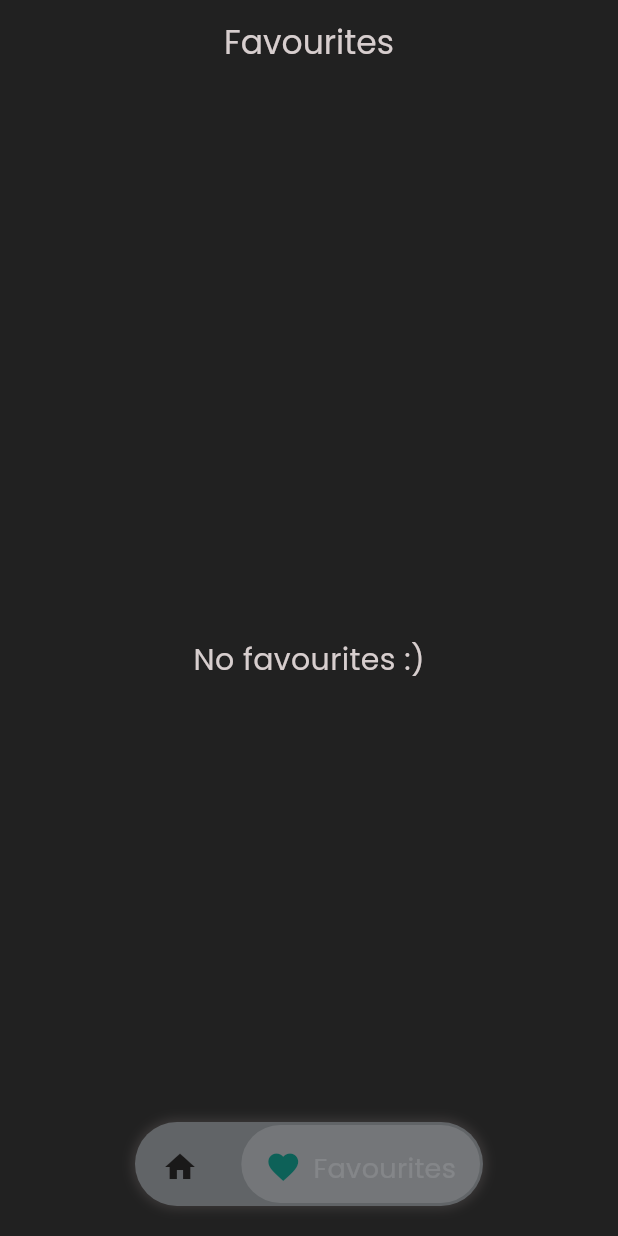
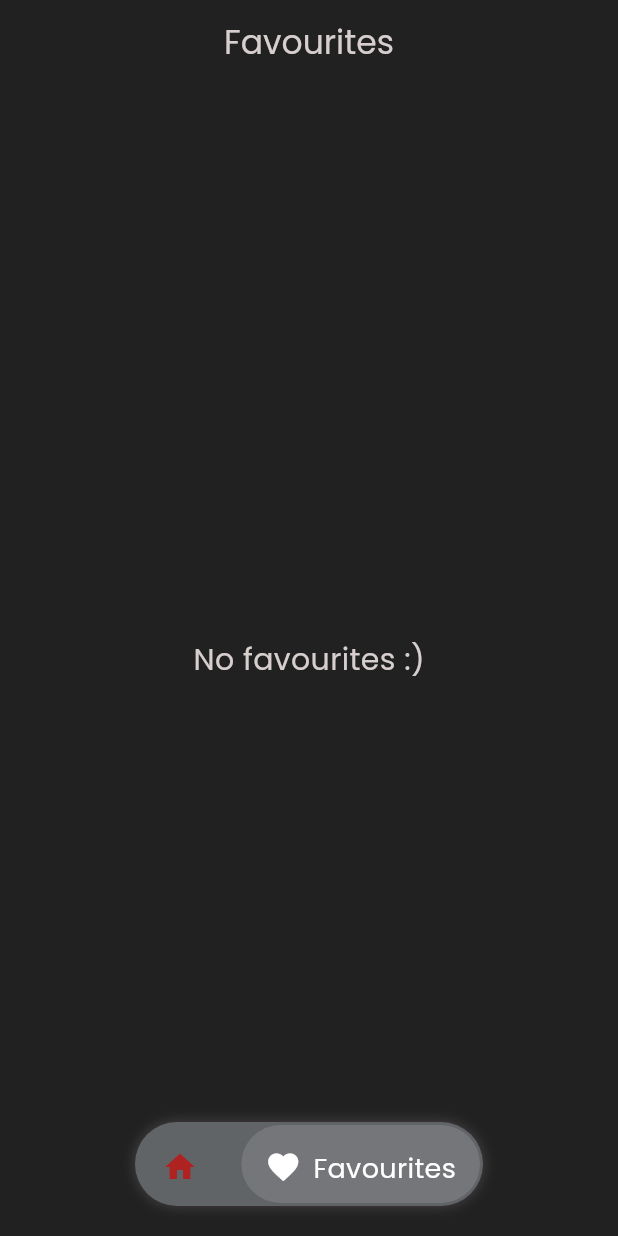
Before and after one commit to nandakrishnn/TechDomeMachine, a Flutter app: the screen it shows after launch, item 2 of the bottom bar chosen, on a phone screen of 412 x 824 dp. Run offline on Flutter 3.47's test engine with Material 3 defaults, Android fonts, the phone set to English and light mode, and no system bars; drawn by our look-alikes of google_nav_bar; our stand-ins replace bloc, equatable, flutter_bloc, google_fonts, hive_flutter, like_button and 2 more; accounts and stored records are empty; network calls fail.

Commit message:
almost compleate

```diff
--- a/lib/bottom_nav.dart
+++ b/lib/bottom_nav.dart
@@ -79,12 +79,12 @@ class _BottomNavigationState extends State<BottomNavigation> {
               padding: const EdgeInsets.all(2.0),
               child: GNav(
                 haptic: true,
-                color: AppColors.bottomNavColor,
-                activeColor: AppColors.darkGreen,
+                color: AppColors.orangeColor,
+                activeColor: AppColors.pureWhite,
                 gap: 8,
                 onTabChange: setPage,
                 padding: const EdgeInsets.all(16),
-                textStyle:  const TextStyle(color: AppColors.lightGreyColor,fontSize: 18),
+                textStyle:  const TextStyle(color: AppColors.pureWhite,fontSize: 18),
                 tabBackgroundColor: AppColors.lightGreyColor,
                 selectedIndex: currentIndex, // Ensure correct tab is highlighted
                 tabs:  const [
--- a/lib/constants/colors.dart
+++ b/lib/constants/colors.dart
@@ -1,14 +1,11 @@
 import 'package:flutter/material.dart';
 
 class AppColors{
-  static const Color mainBlueColor= Color.fromRGBO(62, 89, 232, 1.0);
-  static const Color mainColor=Colors.black;
+
   static const Color lightGreyColor=Color.fromARGB(30, 255, 255, 255);
   static const Color lighestGreyColor= Color.fromRGBO(222, 237, 255, 0.1);
-  static const Color whiteColor=Color.fromARGB(255, 215, 206, 206);
-    static const Color bottomNavColor=Color.fromARGB(255, 26, 25, 25);
-    static const Color pureWhite=Colors.white;
-    static const Color darkGreen=Color.fromARGB(237, 5, 95, 86);
-      static const Color orangeColor=Color.fromARGB(255, 197, 143, 81);
+  static const Color whiteColor=Color.fromARGB(255, 215, 206, 206);    static const Color pureWhite=Colors.white;
+
+      static const Color orangeColor=Color.fromARGB(255, 175, 34, 34);
       static  Color bgColor=Colors.grey.shade900;
 }
--- a/lib/main.dart
+++ b/lib/main.dart
@@ -2,12 +2,12 @@ import 'package:flutter/material.dart';
 import 'package:flutter_bloc/flutter_bloc.dart';
 import 'package:google_fonts/google_fonts.dart';
 import 'package:hive_flutter/adapters.dart';
-import 'package:techdome/bottom_nav.dart';
 import 'package:techdome/models/hive_model.dart';
 import 'package:techdome/services/api_helper.dart';
 import 'package:techdome/viewmodels/add_fav_bloc/add_movie_fav_bloc.dart';
 import 'package:techdome/viewmodels/search_bloc/search_results_bloc.dart';
 import 'package:techdome/viewmodels/fetch_movie_bloc/fetch_movie_data_bloc.dart';
+import 'package:techdome/widgets/splash_screen.dart';
 
 void main() async {
   await Hive.initFlutter();
@@ -37,7 +37,7 @@ class MyApp extends StatelessWidget {
       child: MaterialApp(
         theme: ThemeData(fontFamily: GoogleFonts.poppins().fontFamily),
         debugShowCheckedModeBanner: false,
-        home: const BottomNavigation(),
+        home: const SplashScreen(),
       ),
     );
   }
--- a/lib/view/favourites_view.dart
+++ b/lib/view/favourites_view.dart
@@ -69,6 +69,7 @@ class FavouritesViewPage extends StatelessWidget {
                             ),
                           ),
                           title: Text(
+                            overflow: TextOverflow.ellipsis,
                             data[index].movieTitle!,
                             style: const TextStyle(
                                 color: AppColors.whiteColor,
@@ -81,7 +82,7 @@ class FavouritesViewPage extends StatelessWidget {
                                     .add(DeleteData(data[index].id!));
 
                             },
-                          icon:  Icon(Icons.favorite),
+                          icon:  const Icon(Icons.favorite),
                             color: Colors.redAccent,
                           ),
                         ),
--- a/lib/view/home_view.dart
+++ b/lib/view/home_view.dart
@@ -9,6 +9,7 @@ import 'package:techdome/viewmodels/fetch_movie_bloc/fetch_movie_data_bloc.dart'
 import 'package:techdome/widgets/custom_appbar.dart';
 import 'package:techdome/widgets/grid_view_container.dart';
 import 'package:techdome/widgets/random_images.dart';
+import 'package:techdome/widgets/shimmer_home.dart';
 
 class HomeViewPage extends StatelessWidget {
   const HomeViewPage({super.key});
@@ -24,7 +25,7 @@ class HomeViewPage extends StatelessWidget {
           listener: (context, state) {},
           builder: (context, state) {
             if (state is FetchMovieDataLoading) {
-              return const Center(child: CircularProgressIndicator());
+              return const Center(child: ShimmerHomeView());
             }
             if (state is FetchMovieDataLoaded) {
               if (state.data.isEmpty) {
--- a/lib/viewmodels/search_bloc/search_results_bloc.dart
+++ b/lib/viewmodels/search_bloc/search_results_bloc.dart
@@ -45,7 +45,6 @@ Future<List<MovieDetials>> fetchMovies(String searchKey) async {
     if (response.statusCode == 200) {
       final List data = json.decode(response.body);
 
-      // Filter movies by title
       final filteredMovies = data.where((movie) {
         final title = movie['title']?.toString().toLowerCase() ?? '';
         return title.contains(searchKey.toLowerCase());
--- a/lib/viewmodels/search_bloc/search_results_state.dart
+++ b/lib/viewmodels/search_bloc/search_results_state.dart
@@ -14,18 +14,18 @@ final class GetServerDataLoading extends SearchResultsState {}
 
 final class GetServerDataLoaded extends SearchResultsState {
    final List<MovieDetials> data;
-  GetServerDataLoaded(this.data);
+  const GetServerDataLoaded(this.data);
 }
 
 final class GetServerDataFailed extends SearchResultsState {
   final String errorMsg;
 
-   GetServerDataFailed(this.errorMsg);
+   const GetServerDataFailed(this.errorMsg);
 
   @override
   List<Object> get props => [errorMsg];
 }
 class DropdownVisibilityState extends SearchResultsState {
   final bool isVisible;
-  DropdownVisibilityState(this.isVisible);
+  const DropdownVisibilityState(this.isVisible);
 }
--- a/lib/widgets/custom_like_button.dart
+++ b/lib/widgets/custom_like_button.dart
@@ -56,7 +56,7 @@ class CustomLikeButton extends StatelessWidget {
      AppConstants.kheight10,
            Text(
             textfav??'',
-            style: TextStyle(
+            style: const TextStyle(
               fontSize: 14,
               color: Colors.white,
               fontWeight: FontWeight.bold
--- a/pubspec.yaml
+++ b/pubspec.yaml
@@ -42,7 +42,9 @@ dependencies:
   http: ^1.2.2
   intl: ^0.19.0
   like_button: ^2.0.5
+  loading_animation_widget: ^1.2.1
   path_provider: ^2.1.5
+  shimmer: ^3.0.0
 
 dev_dependencies:
   flutter_lints: ^3.0.0
```
Also changed, not shown: lib/constants/functions.dart (+11 -14 lines), lib/widgets/custom_appbar.dart (+11 -8 lines), lib/widgets/grid_view_container.dart (+3 -10 lines), lib/widgets/shimmer_home.dart (added, +60 -0 lines), lib/widgets/splash_screen.dart (added, +50 -0 lines), assets/image-removebg-preview (1).png (added), pubspec.lock.
